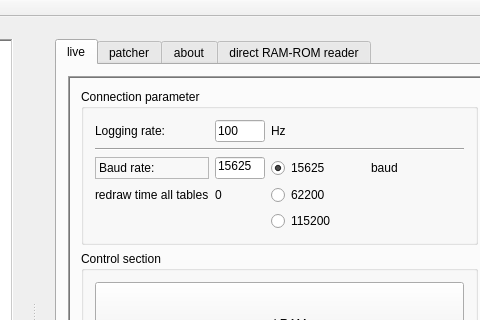
Qt form mainwindow.ui (DowJhob/Evo-live-map) before a commit; both pictures show x 145 to 625 and y 0 to 320 of the 1034 by 625 pixel window.
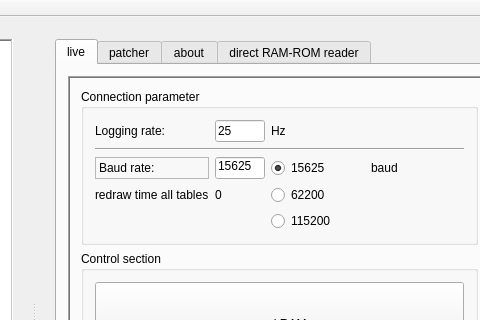
The same form after that commit.

What changed in the file:
```diff
--- a/mainwindow.ui
+++ b/mainwindow.ui
@@ -252,7 +252,7 @@
                         </size>
                        </property>
                        <property name="text">
-                        <string>100</string>
+                        <string>25</string>
                        </property>
                        <property name="alignment">
                         <set>Qt::AlignJustify|Qt::AlignVCenter</set>
```
